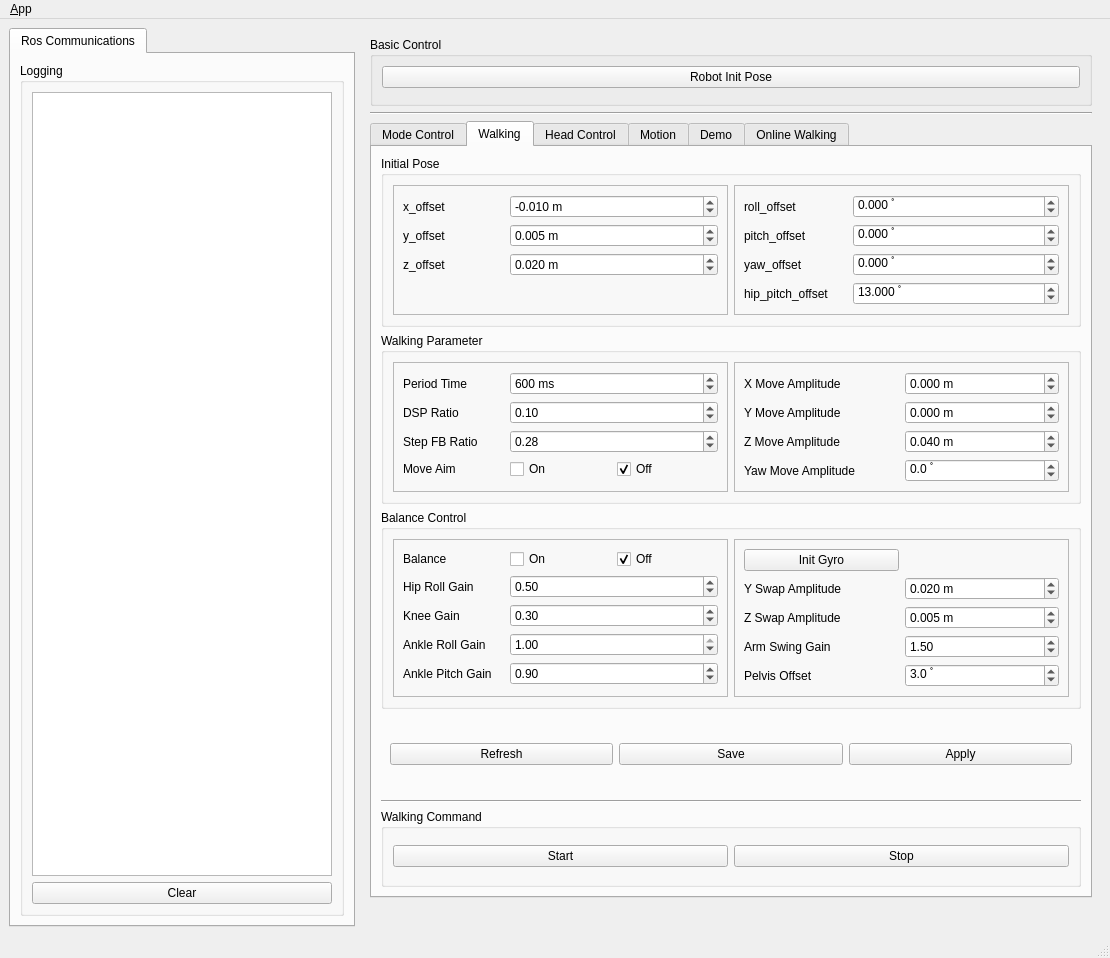
First picture: the form in op3_gui_demo/ui/main_window.ui, repository nyxrobotics/robotis_op3_tools, before the edit.
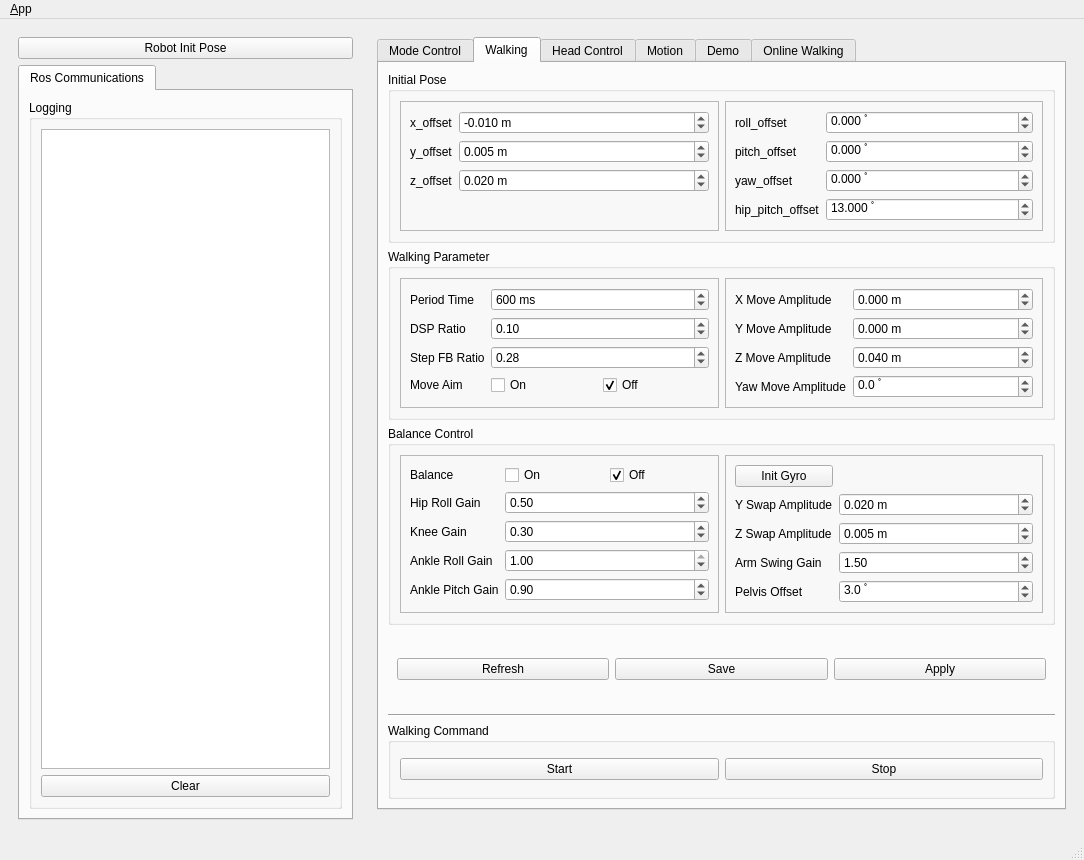
Second picture: the form after the edit. The open tabs and pages were chosen to show the change. Icons and pictures are not drawn. Custom widgets are drawn as their Qt base class.

Commit message: Edit size policy

```diff
--- a/op3_gui_demo/ui/main_window.ui
+++ b/op3_gui_demo/ui/main_window.ui
@@ -6,10 +6,16 @@
    <rect>
     <x>0</x>
     <y>0</y>
-    <width>1110</width>
-    <height>958</height>
+    <width>1084</width>
+    <height>860</height>
    </rect>
   </property>
+  <property name="sizePolicy">
+   <sizepolicy hsizetype="Preferred" vsizetype="Preferred">
+    <horstretch>0</horstretch>
+    <verstretch>0</verstretch>
+   </sizepolicy>
+  </property>
   <property name="windowTitle">
    <string>OP3 Demo</string>
   </property>
@@ -21,116 +27,157 @@
    <locale language="English" country="Australia"/>
   </property>
   <widget class="QWidget" name="centralwidget">
-   <layout class="QHBoxLayout">
+   <property name="minimumSize">
+    <size>
+     <width>400</width>
+     <height>400</height>
+    </size>
+   </property>
+   <layout class="QHBoxLayout" stretch="1,2">
+    <property name="sizeConstraint">
+     <enum>QLayout::SetDefaultConstraint</enum>
+    </property>
     <item>
-     <widget class="QTabWidget" name="tab_manager">
+     <widget class="QWidget" name="widget_log" native="true">
+      <property name="sizePolicy">
+       <sizepolicy hsizetype="Preferred" vsizetype="Preferred">
+        <horstretch>0</horstretch>
+        <verstretch>0</verstretch>
+       </sizepolicy>
+      </property>
       <property name="minimumSize">
        <size>
-        <width>100</width>
-        <height>100</height>
+        <width>200</width>
+        <height>400</height>
        </size>
       </property>
-      <property name="locale">
-       <locale language="English" country="Australia"/>
-      </property>
-      <property name="currentIndex">
-       <number>0</number>
-      </property>
-      <widget class="QWidget" name="tab_status">
-       <attribute name="title">
-        <string>Ros Communications</string>
-       </attribute>
-       <layout class="QVBoxLayout" name="verticalLayout_2">
-        <item>
-         <widget class="QGroupBox" name="groupBox_log">
-          <property name="sizePolicy">
-           <sizepolicy hsizetype="MinimumExpanding" vsizetype="Preferred">
-            <horstretch>0</horstretch>
-            <verstretch>0</verstretch>
-           </sizepolicy>
+      <layout class="QVBoxLayout" name="verticalLayout_4">
+       <item>
+        <widget class="QPushButton" name="button_init_pose">
+         <property name="sizePolicy">
+          <sizepolicy hsizetype="Preferred" vsizetype="Fixed">
+           <horstretch>0</horstretch>
+           <verstretch>0</verstretch>
+          </sizepolicy>
+         </property>
+         <property name="text">
+          <string>Robot Init Pose</string>
+         </property>
+        </widget>
+       </item>
+       <item>
+        <widget class="QTabWidget" name="tab_manager">
+         <property name="minimumSize">
+          <size>
+           <width>0</width>
+           <height>0</height>
+          </size>
+         </property>
+         <property name="locale">
+          <locale language="English" country="Australia"/>
+         </property>
+         <property name="currentIndex">
+          <number>0</number>
+         </property>
+         <widget class="QWidget" name="tab_status">
+          <property name="minimumSize">
+           <size>
+            <width>0</width>
+            <height>0</height>
+           </size>
           </property>
-          <property name="title">
-           <string>Logging</string>
-          </property>
-          <layout class="QGridLayout" name="gridLayout_3">
-           <item row="1" column="0">
-            <widget class="QPushButton" name="button_clear_log">
+          <attribute name="title">
+           <string>Ros Communications</string>
+          </attribute>
+          <layout class="QVBoxLayout" name="verticalLayout_2">
+           <item>
+            <widget class="QGroupBox" name="groupBox_log">
+             <property name="sizePolicy">
+              <sizepolicy hsizetype="Preferred" vsizetype="Preferred">
+               <horstretch>0</horstretch>
+               <verstretch>0</verstretch>
+              </sizepolicy>
+             </property>
              <property name="minimumSize">
               <size>
-               <width>300</width>
+               <width>0</width>
                <height>0</height>
               </size>
              </property>
-             <property name="text">
-              <string>Clear</string>
+             <property name="title">
+              <string>Logging</string>
              </property>
+             <layout class="QGridLayout" name="gridLayout_3">
+              <item row="0" column="0">
+               <widget class="QListView" name="view_logging"/>
+              </item>
+              <item row="1" column="0">
+               <widget class="QPushButton" name="button_clear_log">
+                <property name="sizePolicy">
+                 <sizepolicy hsizetype="Preferred" vsizetype="Fixed">
+                  <horstretch>0</horstretch>
+                  <verstretch>0</verstretch>
+                 </sizepolicy>
+                </property>
+                <property name="minimumSize">
+                 <size>
+                  <width>0</width>
+                  <height>0</height>
+                 </size>
+                </property>
+                <property name="text">
+                 <string>Clear</string>
+                </property>
+               </widget>
+              </item>
+             </layout>
             </widget>
            </item>
-           <item row="0" column="0">
-            <widget class="QListView" name="view_logging"/>
-           </item>
           </layout>
          </widget>
-        </item>
-       </layout>
-      </widget>
+        </widget>
+       </item>
+      </layout>
      </widget>
     </item>
     <item>
      <widget class="QWidget" name="widget_control" native="true">
+      <property name="sizePolicy">
+       <sizepolicy hsizetype="Preferred" vsizetype="Preferred">
+        <horstretch>0</horstretch>
+        <verstretch>0</verstretch>
+       </sizepolicy>
+      </property>
+      <property name="minimumSize">
+       <size>
+        <width>200</width>
+        <height>400</height>
+       </size>
+      </property>
       <layout class="QVBoxLayout" name="verticalLayout_3">
-       <item>
-        <widget class="QGroupBox" name="groupBox_lidar">
-         <property name="title">
-          <string>Basic Control</string>
-         </property>
-         <layout class="QGridLayout" name="gridLayout_5">
-          <item row="2" column="1" colspan="3">
-           <widget class="QWidget" name="widget_ft_base_module" native="true">
-            <property name="enabled">
-             <bool>false</bool>
-            </property>
-            <layout class="QGridLayout" name="gridLayout_7">
-             <property name="leftMargin">
-              <number>0</number>
-             </property>
-             <property name="topMargin">
-              <number>0</number>
-             </property>
-             <property name="rightMargin">
-              <number>0</number>
-             </property>
-             <property name="bottomMargin">
-              <number>0</number>
-             </property>
-            </layout>
-           </widget>
-          </item>
-          <item row="1" column="1" colspan="3">
-           <widget class="QPushButton" name="button_init_pose">
-            <property name="text">
-             <string>Robot Init Pose</string>
-            </property>
-           </widget>
-          </item>
-         </layout>
-        </widget>
-       </item>
-       <item>
-        <widget class="Line" name="line">
-         <property name="orientation">
-          <enum>Qt::Horizontal</enum>
-         </property>
-        </widget>
-       </item>
+       <property name="sizeConstraint">
+        <enum>QLayout::SetDefaultConstraint</enum>
+       </property>
        <item>
         <widget class="QTabWidget" name="tabWidget_control">
          <property name="enabled">
           <bool>true</bool>
          </property>
+         <property name="sizePolicy">
+          <sizepolicy hsizetype="Preferred" vsizetype="Preferred">
+           <horstretch>0</horstretch>
+           <verstretch>0</verstretch>
+          </sizepolicy>
+         </property>
+         <property name="tabPosition">
+          <enum>QTabWidget::North</enum>
+         </property>
          <property name="currentIndex">
           <number>0</number>
          </property>
+         <property name="tabBarAutoHide">
+          <bool>false</bool>
+         </property>
          <widget class="QWidget" name="tab_mode">
           <attribute name="title">
            <string>Mode Control</string>
@@ -255,6 +302,12 @@
                  </item>
                  <item row="0" column="0">
                   <widget class="QLabel" name="label_11">
+                   <property name="sizePolicy">
+                    <sizepolicy hsizetype="Fixed" vsizetype="Preferred">
+                     <horstretch>0</horstretch>
+                     <verstretch>0</verstretch>
+                    </sizepolicy>
+                   </property>
                    <property name="text">
                     <string>x_offset</string>
                    </property>
@@ -320,6 +373,12 @@
                  </item>
                  <item row="0" column="0">
                   <widget class="QLabel" name="label_10">
+                   <property name="sizePolicy">
+                    <sizepolicy hsizetype="Fixed" vsizetype="Preferred">
+                     <horstretch>0</horstretch>
+                     <verstretch>0</verstretch>
+                    </sizepolicy>
+                   </property>
                    <property name="text">
                     <string>roll_offset</string>
                    </property>
@@ -404,6 +463,12 @@
                 <layout class="QGridLayout" name="gridLayout_9">
                  <item row="0" column="0">
                   <widget class="QLabel" name="label_16">
+                   <property name="sizePolicy">
+                    <sizepolicy hsizetype="Fixed" vsizetype="Preferred">
+                     <horstretch>0</horstretch>
+                     <verstretch>0</verstretch>
+                    </sizepolicy>
+                   </property>
                    <property name="text">
                     <string>Period Time</string>
                    </property>
@@ -512,6 +577,12 @@
                 <layout class="QGridLayout" name="gridLayout_10">
                  <item row="0" column="0">
                   <widget class="QLabel" name="label_17">
+                   <property name="sizePolicy">
+                    <sizepolicy hsizetype="Fixed" vsizetype="Preferred">
+                     <horstretch>0</horstretch>
+                     <verstretch>0</verstretch>
+                    </sizepolicy>
+                   </property>
                    <property name="text">
                     <string>X Move Amplitude</string>
                    </property>
@@ -637,6 +708,12 @@
                 <layout class="QGridLayout" name="gridLayout_11">
                  <item row="1" column="0">
                   <widget class="QLabel" name="label_24">
+                   <property name="sizePolicy">
+                    <sizepolicy hsizetype="Fixed" vsizetype="Preferred">
+                     <horstretch>0</horstretch>
+                     <verstretch>0</verstretch>
+                    </sizepolicy>
+                   </property>
                    <property name="text">
                     <string>Hip Roll Gain</string>
                    </property>
@@ -773,6 +850,12 @@
                  </item>
                  <item row="2" column="0">
                   <widget class="QLabel" name="label_29">
+                   <property name="sizePolicy">
+                    <sizepolicy hsizetype="Fixed" vsizetype="Preferred">
+                     <horstretch>0</horstretch>
+                     <verstretch>0</verstretch>
+                    </sizepolicy>
+                   </property>
                    <property name="text">
                     <string>Y Swap Amplitude</string>
                    </property>
@@ -863,6 +946,12 @@
                  </item>
                  <item row="0" column="0">
                   <widget class="QPushButton" name="button_init_gyro">
+                   <property name="sizePolicy">
+                    <sizepolicy hsizetype="Preferred" vsizetype="Fixed">
+                     <horstretch>0</horstretch>
+                     <verstretch>0</verstretch>
+                    </sizepolicy>
+                   </property>
                    <property name="text">
                     <string>Init Gyro</string>
                    </property>
@@ -879,6 +968,12 @@
              <layout class="QHBoxLayout" name="horizontalLayout_7">
               <item>
                <widget class="QPushButton" name="button_param_refresh">
+                <property name="sizePolicy">
+                 <sizepolicy hsizetype="Preferred" vsizetype="Fixed">
+                  <horstretch>0</horstretch>
+                  <verstretch>0</verstretch>
+                 </sizepolicy>
+                </property>
                 <property name="text">
                  <string>Refresh</string>
                 </property>
@@ -886,6 +981,12 @@
               </item>
               <item>
                <widget class="QPushButton" name="button_param_save">
+                <property name="sizePolicy">
+                 <sizepolicy hsizetype="Preferred" vsizetype="Fixed">
+                  <horstretch>0</horstretch>
+                  <verstretch>0</verstretch>
+                 </sizepolicy>
+                </property>
                 <property name="text">
                  <string>Save</string>
                 </property>
@@ -893,6 +994,12 @@
               </item>
               <item>
                <widget class="QPushButton" name="button_param_apply">
+                <property name="sizePolicy">
+                 <sizepolicy hsizetype="Preferred" vsizetype="Fixed">
+                  <horstretch>0</horstretch>
+                  <verstretch>0</verstretch>
+                 </sizepolicy>
+                </property>
                 <property name="text">
                  <string>Apply</string>
                 </property>
@@ -919,6 +1026,12 @@
              <layout class="QHBoxLayout" name="horizontalLayout">
               <item>
                <widget class="QPushButton" name="button_walking_start">
+                <property name="sizePolicy">
+                 <sizepolicy hsizetype="Preferred" vsizetype="Fixed">
+                  <horstretch>0</horstretch>
+                  <verstretch>0</verstretch>
+                 </sizepolicy>
+                </property>
                 <property name="text">
                  <string>Start</string>
                 </property>
@@ -929,6 +1042,12 @@
               </item>
               <item>
                <widget class="QPushButton" name="button_walking_stop">
+                <property name="sizePolicy">
+                 <sizepolicy hsizetype="Preferred" vsizetype="Fixed">
+                  <horstretch>0</horstretch>
+                  <verstretch>0</verstretch>
+                 </sizepolicy>
+                </property>
                 <property name="text">
                  <string>Stop</string>
                 </property>
@@ -1241,10 +1360,13 @@
          <property name="orientation">
           <enum>Qt::Horizontal</enum>
          </property>
+         <property name="sizeType">
+          <enum>QSizePolicy::Expanding</enum>
+         </property>
          <property name="sizeHint" stdset="0">
           <size>
-           <width>697</width>
-           <height>20</height>
+           <width>200</width>
+           <height>10</height>
           </size>
          </property>
         </spacer>
@@ -1259,7 +1381,7 @@
     <rect>
      <x>0</x>
      <y>0</y>
-     <width>1110</width>
+     <width>1084</width>
      <height>21</height>
     </rect>
    </property>
```
Left out of the diff: 121 changed lines with no effect on the pictures. The commit also changes 1 other file.
